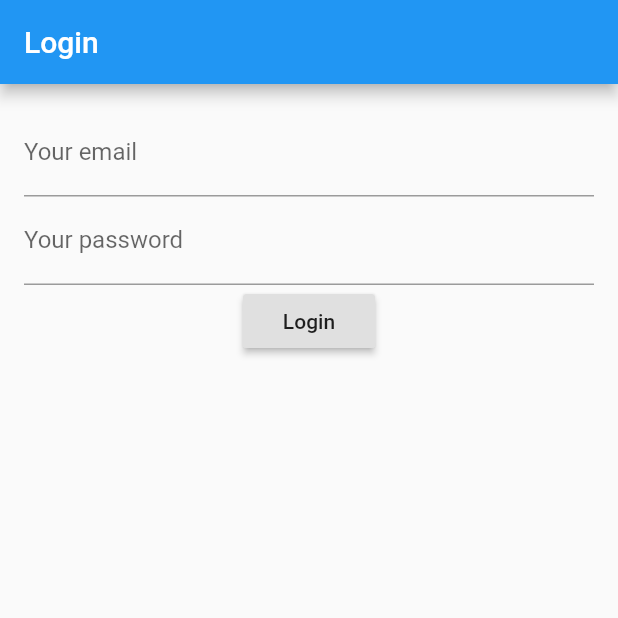
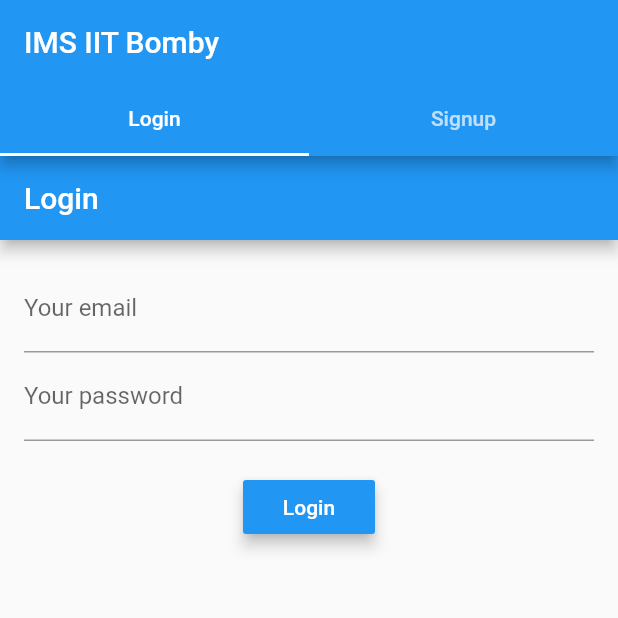
Before and after one commit to rohitrp/IMS-IITB, a Flutter app: the screen it shows after launch, on a phone screen of 412 x 824 dp, the top half of it. Run offline on Flutter 3.47's test engine with Material 2 defaults, Android fonts, the phone set to English and light mode, and no system bars.

Commit message:
Implement tab layout of login and signup

```diff
--- a/lib/login.dart
+++ b/lib/login.dart
@@ -76,9 +76,16 @@ class _LoginPageState extends State<LoginPage> {
                 onSaved: (val) => _password = val,
                 obscureText: true,
               ),
-              new RaisedButton(
-                onPressed: _submit,
-                child: new Text('Login'),
+              new Container(
+                padding: const EdgeInsets.only(top: 20.0),
+                child: new RaisedButton(
+                  onPressed: _submit,
+                  color: Theme.of(context).accentColor,
+                  elevation: 4.0,
+                  splashColor: Colors.blueGrey,
+                  textColor: Colors.white,
+                  child: new Text('Login'),
+                ),
               ),
             ],
           ),
--- a/lib/main.dart
+++ b/lib/main.dart
@@ -1,5 +1,6 @@
 import 'package:flutter/material.dart';
 import 'package:iitb_ims/login.dart';
+import 'package:iitb_ims/signup.dart';
 
 void main() => runApp(new MyApp());
 
@@ -8,11 +9,26 @@ class MyApp extends StatelessWidget {
   @override
   Widget build(BuildContext context) {
     return new MaterialApp(
-      title: 'Flutter Demo',
-      theme: new ThemeData(
-          primarySwatch: Colors.blue,
-      ),
-      home: new LoginPage(),
+      home: new DefaultTabController(
+        length: 2,
+        child: new Scaffold(
+          appBar: new AppBar(
+            bottom: new TabBar(
+              tabs: [
+                new Tab(text: 'Login'),
+                new Tab(text: 'Signup'),
+              ],
+            ),
+            title: new Text('IMS IIT Bomby')
+          ),
+          body: new TabBarView(
+            children: [
+              new LoginPage(),
+              new SignupPage(),
+            ],
+          )
+        )
+      )
     );
   }
 }
--- a/lib/signup.dart
+++ b/lib/signup.dart
@@ -68,9 +68,16 @@ class _SignupPageState extends State<SignupPage> {
                 onSaved: (val) => _password = val,
                 obscureText: true,
               ),
-              new RaisedButton(
-                onPressed: _submit,
-                child: new Text('Signup'),
+              new Container(
+                padding: const EdgeInsets.only(top: 20.0),
+                child: new RaisedButton(
+                  onPressed: _submit,
+                  color: Theme.of(context).accentColor,
+                  elevation: 4.0,
+                  splashColor: Colors.blueGrey,
+                  textColor: Colors.white,
+                  child: new Text('Signup'),
+                ),
               ),
             ],
           ),
```
